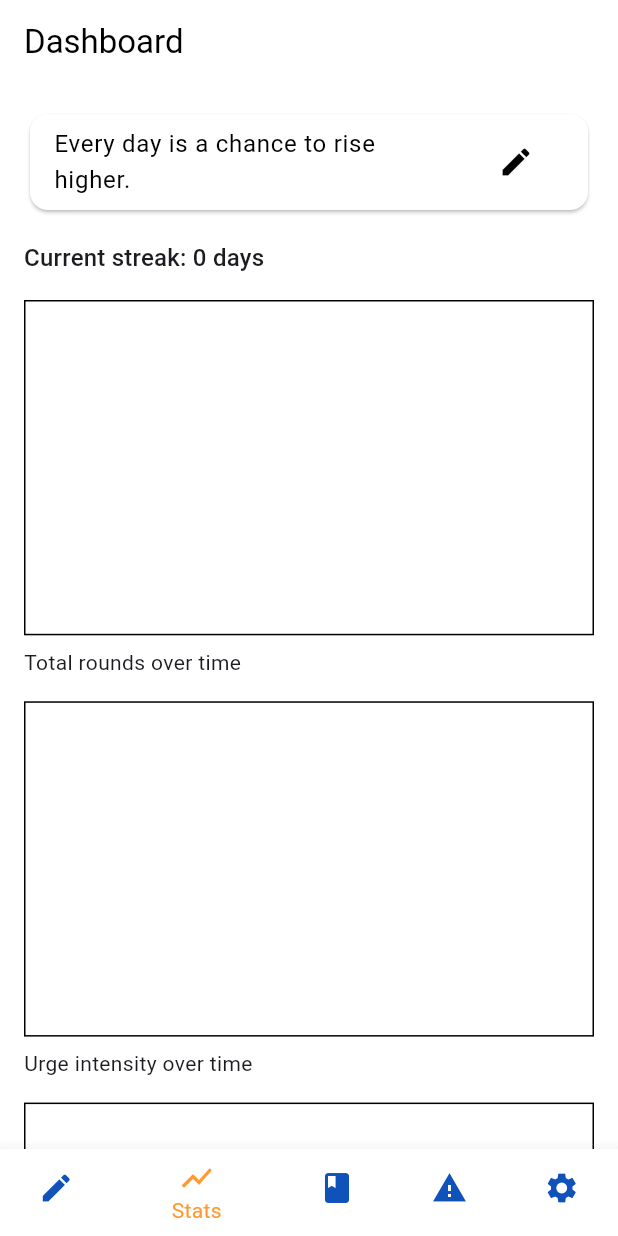
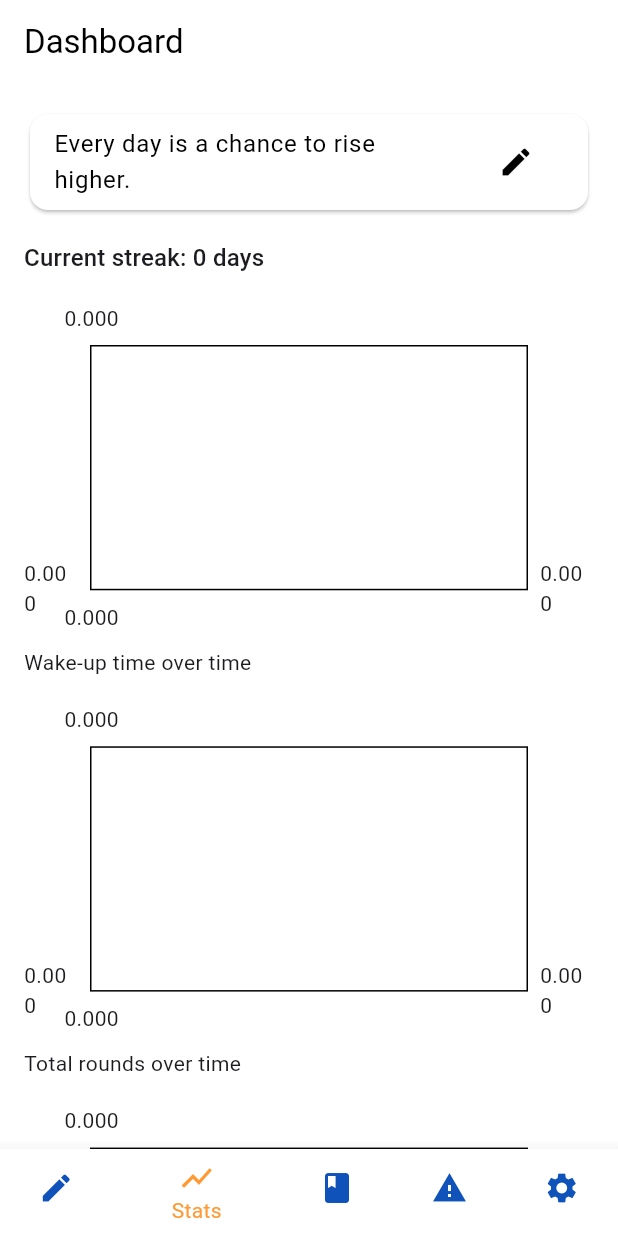
Before and after one commit to VishnuVahanDas/nitya-dasa, a Flutter app: the screen it shows after launch, item 2 of the bottom bar chosen, on a phone screen of 412 x 824 dp. Run offline on Flutter 3.47's test engine with Material 3 defaults, Android fonts, the phone set to English and light mode, and no system bars; drawn by our look-alikes of fl_chart; our stand-ins replace flutter_local_notifications, google_fonts, just_audio, shared_preferences, timezone; Roboto replaces fonts that are missing (Hind).

Commit message:
Add wakeup time chart and show axis labels

```diff
--- a/lib/dashboard/dashboard_page.dart
+++ b/lib/dashboard/dashboard_page.dart
@@ -56,6 +56,19 @@ class _DashboardPageState extends State<DashboardPage> {
       final d = dates[i];
       final info = _data[d]!;
       spots.add(FlSpot(i.toDouble(), info.rounds.toDouble()));
+    }
+    return spots;
+  }
+
+  List<FlSpot> get _wakeUpSpots {
+    final dates = _data.keys.toList()..sort();
+    final List<FlSpot> spots = [];
+    for (var i = 0; i < dates.length; i++) {
+      final d = dates[i];
+      final info = _data[d]!;
+      final time = info.wakeUpTime;
+      final value = time.hour + time.minute / 60.0;
+      spots.add(FlSpot(i.toDouble(), value));
     }
     return spots;
   }
@@ -158,11 +171,29 @@ class _DashboardPageState extends State<DashboardPage> {
               LineChartData(
                 lineBarsData: [
                   LineChartBarData(
+                    spots: _wakeUpSpots,
+                    color: Theme.of(context).colorScheme.primary,
+                  ),
+                ],
+                titlesData: FlTitlesData(show: true),
+                gridData: FlGridData(show: false),
+              ),
+            ),
+          ),
+          const SizedBox(height: 8),
+          const Text('Wake-up time over time'),
+          const SizedBox(height: 16),
+          AspectRatio(
+            aspectRatio: 1.7,
+            child: LineChart(
+              LineChartData(
+                lineBarsData: [
+                  LineChartBarData(
                     spots: _roundSpots,
                     color: Theme.of(context).colorScheme.tertiary,
                   ),
                 ],
-                titlesData: FlTitlesData(show: false),
+                titlesData: FlTitlesData(show: true),
                 gridData: FlGridData(show: false),
               ),
             ),
@@ -176,29 +207,11 @@ class _DashboardPageState extends State<DashboardPage> {
               LineChartData(
                 lineBarsData: [
                   LineChartBarData(
-                    spots: _urgeSpots,
-                    color: Theme.of(context).colorScheme.error,
-                  ),
-                ],
-                titlesData: FlTitlesData(show: false),
-                gridData: FlGridData(show: false),
-              ),
-            ),
-          ),
-          const SizedBox(height: 8),
-          const Text('Urge intensity over time'),
-          const SizedBox(height: 16),
-          AspectRatio(
-            aspectRatio: 1.7,
-            child: LineChart(
-              LineChartData(
-                lineBarsData: [
-                  LineChartBarData(
                     spots: _exerciseSpots,
                     color: Theme.of(context).colorScheme.primary,
                   ),
                 ],
-                titlesData: FlTitlesData(show: false),
+                titlesData: FlTitlesData(show: true),
                 gridData: FlGridData(show: false),
               ),
             ),
@@ -216,7 +229,7 @@ class _DashboardPageState extends State<DashboardPage> {
                     color: Theme.of(context).colorScheme.secondary,
                   ),
                 ],
-                titlesData: FlTitlesData(show: false),
+                titlesData: FlTitlesData(show: true),
                 gridData: FlGridData(show: false),
               ),
             ),
@@ -234,13 +247,31 @@ class _DashboardPageState extends State<DashboardPage> {
                     color: Theme.of(context).colorScheme.tertiary,
                   ),
                 ],
-                titlesData: FlTitlesData(show: false),
+                titlesData: FlTitlesData(show: true),
                 gridData: FlGridData(show: false),
               ),
             ),
           ),
           const SizedBox(height: 8),
           const Text('Hearing minutes over time'),
+          const SizedBox(height: 16),
+          AspectRatio(
+            aspectRatio: 1.7,
+            child: LineChart(
+              LineChartData(
+                lineBarsData: [
+                  LineChartBarData(
+                    spots: _urgeSpots,
+                    color: Theme.of(context).colorScheme.error,
+                  ),
+                ],
+                titlesData: FlTitlesData(show: true),
+                gridData: FlGridData(show: false),
+              ),
+            ),
+          ),
+          const SizedBox(height: 8),
+          const Text('Urge intensity over time'),
         ],
       ),
     );
```
